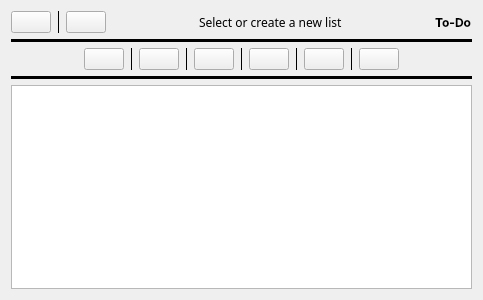
The window that src/apps/todo.ui (Quill-OS/quill) describes before a commit, drawn with Qt 5.
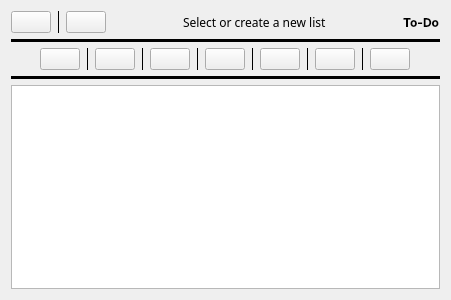
The same window after the commit. The open tabs and pages were chosen to show the change.

Commit message: To-Do app: Add 'Edit item' option

What changed in the file:
```diff
--- a/src/apps/todo.ui
+++ b/src/apps/todo.ui
@@ -6,7 +6,7 @@
    <rect>
     <x>0</x>
     <y>0</y>
-    <width>483</width>
+    <width>451</width>
     <height>300</height>
    </rect>
   </property>
@@ -286,7 +286,7 @@
                     </widget>
                    </item>
                    <item>
-                    <widget class="QPushButton" name="deleteItemBtn">
+                    <widget class="QPushButton" name="editItemBtn">
                      <property name="text">
                       <string/>
                      </property>
@@ -302,6 +302,23 @@
                      </property>
                     </widget>
                    </item>
+                   <item>
+                    <widget class="QPushButton" name="deleteItemBtn">
+                     <property name="text">
+                      <string/>
+                     </property>
+                    </widget>
+                   </item>
+                   <item>
+                    <widget class="Line" name="line_11">
+                     <property name="frameShadow">
+                      <enum>QFrame::Plain</enum>
+                     </property>
+                     <property name="orientation">
+                      <enum>Qt::Vertical</enum>
+                     </property>
+                    </widget>
+                   </item>
                    <item>
                     <widget class="QPushButton" name="selectAllItemsBtn">
                      <property name="text">
```
The commit also changes 3 other files.
